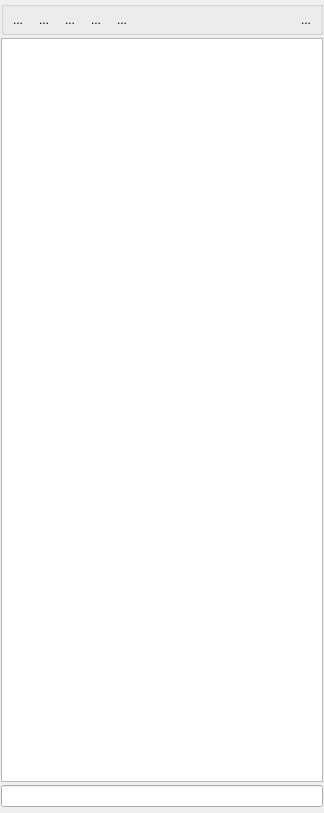
First picture: the form in Plugins/org.mitk.gui.qt.multilabelsegmentation/src/internal/Common/QmitkLabelSetWidgetControls.ui, repository MITK/MITK, before the edit.
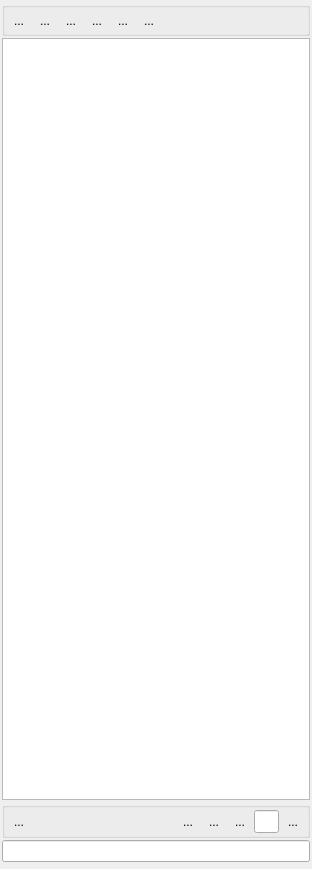
Second picture: the form after the edit. Icons and pictures are not drawn. Custom widgets are drawn as their Qt base class.

Commit message: started enabling multi layers

Diff of the .ui file:
```diff
--- a/Plugins/org.mitk.gui.qt.multilabelsegmentation/src/internal/Common/QmitkLabelSetWidgetControls.ui
+++ b/Plugins/org.mitk.gui.qt.multilabelsegmentation/src/internal/Common/QmitkLabelSetWidgetControls.ui
@@ -6,8 +6,8 @@
    <rect>
     <x>0</x>
     <y>0</y>
-    <width>324</width>
-    <height>813</height>
+    <width>312</width>
+    <height>869</height>
    </rect>
   </property>
   <property name="sizePolicy">
@@ -21,10 +21,10 @@
   </property>
   <layout class="QVBoxLayout" name="verticalLayout">
    <property name="spacing">
-    <number>3</number>
+    <number>2</number>
    </property>
    <property name="margin">
-    <number>1</number>
+    <number>2</number>
    </property>
    <item>
     <widget class="QGroupBox" name="groupBox_2">
@@ -140,7 +140,30 @@
         </property>
         <property name="icon">
          <iconset resource="../../../resources/multilabelsegmentation.qrc">
-          <normaloff>:/multilabelsegmentation/ImportLabelSet_48.png</normaloff>:/multilabelsegmentation/ImportLabelSet_48.png</iconset>
+          <normaloff>:/multilabelsegmentation/ImportLabelSet_48x48.png</normaloff>:/multilabelsegmentation/ImportLabelSet_48x48.png</iconset>
+        </property>
+        <property name="iconSize">
+         <size>
+          <width>32</width>
+          <height>32</height>
+         </size>
+        </property>
+        <property name="autoRaise">
+         <bool>true</bool>
+        </property>
+       </widget>
+      </item>
+      <item>
+       <widget class="QToolButton" name="m_btDeleteLabelSet">
+        <property name="toolTip">
+         <string>Delete active segmentation</string>
+        </property>
+        <property name="text">
+         <string>...</string>
+        </property>
+        <property name="icon">
+         <iconset resource="../../../resources/multilabelsegmentation.qrc">
+          <normaloff>:/multilabelsegmentation/DeleteLabelSet_48x48.png</normaloff>:/multilabelsegmentation/DeleteLabelSet_48x48.png</iconset>
         </property>
         <property name="iconSize">
          <size>
@@ -160,12 +183,43 @@
         </property>
         <property name="sizeHint" stdset="0">
          <size>
-          <width>40</width>
+          <width>15</width>
           <height>20</height>
          </size>
         </property>
        </spacer>
       </item>
+     </layout>
+    </widget>
+   </item>
+   <item>
+    <widget class="QmitkLabelSetTableWidget" name="m_LabelSetTableWidget">
+     <property name="sizePolicy">
+      <sizepolicy hsizetype="MinimumExpanding" vsizetype="MinimumExpanding">
+       <horstretch>0</horstretch>
+       <verstretch>0</verstretch>
+      </sizepolicy>
+     </property>
+    </widget>
+   </item>
+   <item>
+    <widget class="QGroupBox" name="groupBox">
+     <property name="sizePolicy">
+      <sizepolicy hsizetype="MinimumExpanding" vsizetype="Preferred">
+       <horstretch>0</horstretch>
+       <verstretch>0</verstretch>
+      </sizepolicy>
+     </property>
+     <property name="title">
+      <string/>
+     </property>
+     <layout class="QHBoxLayout" name="horizontalLayout_2">
+      <property name="spacing">
+       <number>2</number>
+      </property>
+      <property name="margin">
+       <number>2</number>
+      </property>
       <item>
        <widget class="QToolButton" name="m_btNewLabel">
         <property name="toolTip">
@@ -176,7 +230,136 @@
         </property>
         <property name="icon">
          <iconset resource="../../../resources/multilabelsegmentation.qrc">
-          <normaloff>:/multilabelsegmentation/NewLabel_48.png</normaloff>:/multilabelsegmentation/NewLabel_48.png</iconset>
+          <normaloff>:/multilabelsegmentation/NewLabel_48x48.png</normaloff>:/multilabelsegmentation/NewLabel_48x48.png</iconset>
+        </property>
+        <property name="iconSize">
+         <size>
+          <width>32</width>
+          <height>32</height>
+         </size>
+        </property>
+        <property name="autoRaise">
+         <bool>true</bool>
+        </property>
+       </widget>
+      </item>
+      <item>
+       <spacer name="horizontalSpacer_2">
+        <property name="orientation">
+         <enum>Qt::Horizontal</enum>
+        </property>
+        <property name="sizeHint" stdset="0">
+         <size>
+          <width>70</width>
+          <height>20</height>
+         </size>
+        </property>
+       </spacer>
+      </item>
+      <item>
+       <widget class="QToolButton" name="m_btAddLayer">
+        <property name="toolTip">
+         <string>Add a layer to the current segmentation session</string>
+        </property>
+        <property name="text">
+         <string>...</string>
+        </property>
+        <property name="icon">
+         <iconset resource="../../../resources/multilabelsegmentation.qrc">
+          <normaloff>:/multilabelsegmentation/AddLayer_48x48.png</normaloff>:/multilabelsegmentation/AddLayer_48x48.png</iconset>
+        </property>
+        <property name="iconSize">
+         <size>
+          <width>32</width>
+          <height>32</height>
+         </size>
+        </property>
+        <property name="autoRaise">
+         <bool>true</bool>
+        </property>
+       </widget>
+      </item>
+      <item>
+       <widget class="QToolButton" name="m_btDeleteLayer">
+        <property name="toolTip">
+         <string>Delete the active layer</string>
+        </property>
+        <property name="text">
+         <string>...</string>
+        </property>
+        <property name="icon">
+         <iconset resource="../../../resources/multilabelsegmentation.qrc">
+          <normaloff>:/multilabelsegmentation/DeleteLayer_48x48.png</normaloff>:/multilabelsegmentation/DeleteLayer_48x48.png</iconset>
+        </property>
+        <property name="iconSize">
+         <size>
+          <width>32</width>
+          <height>32</height>
+         </size>
+        </property>
+        <property name="autoRaise">
+         <bool>true</bool>
+        </property>
+       </widget>
+      </item>
+      <item>
+       <widget class="QToolButton" name="m_btPreviousLayer">
+        <property name="toolTip">
+         <string>Change to the previous available layer</string>
+        </property>
+        <property name="text">
+         <string>...</string>
+        </property>
+        <property name="icon">
+         <iconset resource="../../../resources/multilabelsegmentation.qrc">
+          <normaloff>:/multilabelsegmentation/PreviousLayer_48x48.png</normaloff>:/multilabelsegmentation/PreviousLayer_48x48.png</iconset>
+        </property>
+        <property name="iconSize">
+         <size>
+          <width>32</width>
+          <height>32</height>
+         </size>
+        </property>
+        <property name="autoRaise">
+         <bool>true</bool>
+        </property>
+       </widget>
+      </item>
+      <item>
+       <widget class="QLineEdit" name="m_leActiveLayer">
+        <property name="minimumSize">
+         <size>
+          <width>25</width>
+          <height>0</height>
+         </size>
+        </property>
+        <property name="maximumSize">
+         <size>
+          <width>25</width>
+          <height>16777215</height>
+         </size>
+        </property>
+        <property name="font">
+         <font>
+          <pointsize>10</pointsize>
+         </font>
+        </property>
+        <property name="alignment">
+         <set>Qt::AlignCenter</set>
+        </property>
+       </widget>
+      </item>
+      <item>
+       <widget class="QToolButton" name="m_btNextLayer">
+        <property name="toolTip">
+         <string>Change to the next available layer</string>
+        </property>
+        <property name="text">
+         <string>...</string>
+        </property>
+        <property name="icon">
+         <iconset resource="../../../resources/multilabelsegmentation.qrc">
+          <normaloff>:/multilabelsegmentation/NextLayer_48x48.png</normaloff>:/multilabelsegmentation/NextLayer_48x48.png</iconset>
         </property>
         <property name="iconSize">
          <size>
@@ -192,16 +375,6 @@
      </layout>
     </widget>
    </item>
-   <item>
-    <widget class="QmitkLabelSetTableWidget" name="m_LabelSetTableWidget">
-     <property name="sizePolicy">
-      <sizepolicy hsizetype="Expanding" vsizetype="MinimumExpanding">
-       <horstretch>0</horstretch>
-       <verstretch>0</verstretch>
-      </sizepolicy>
-     </property>
-    </widget>
-   </item>
    <item>
     <widget class="ctkSearchBox" name="m_LabelSearchBox"/>
    </item>
```
Left out of the diff: 6 changed lines with no effect on the pictures. The commit also changes 10 other files.
